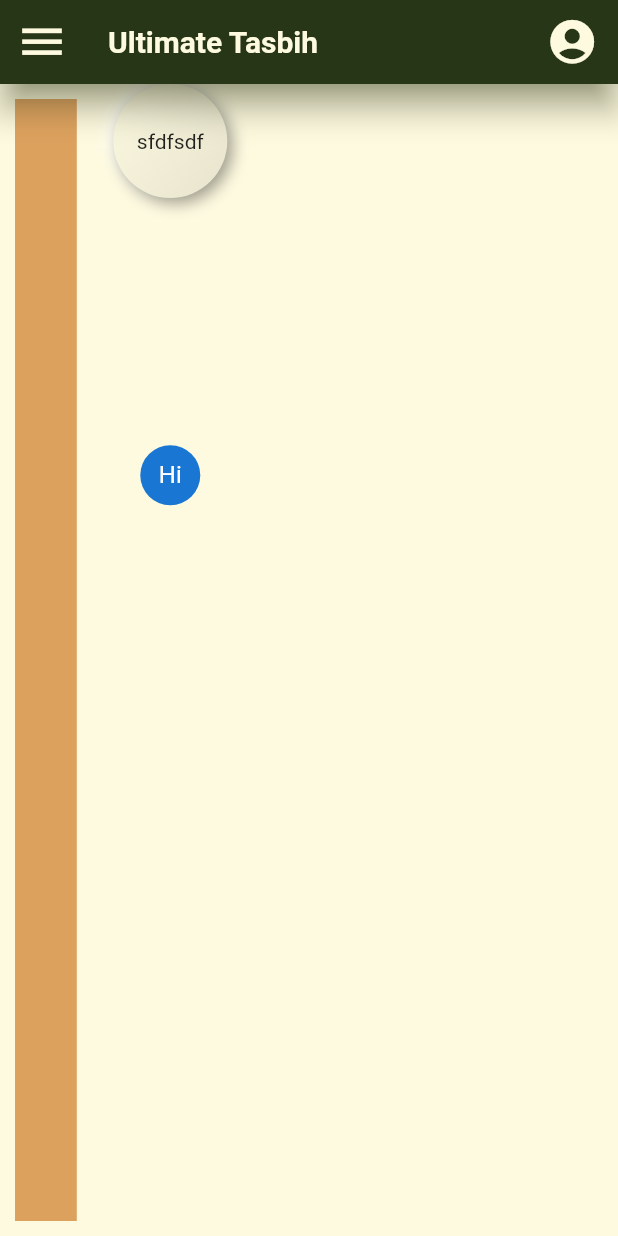
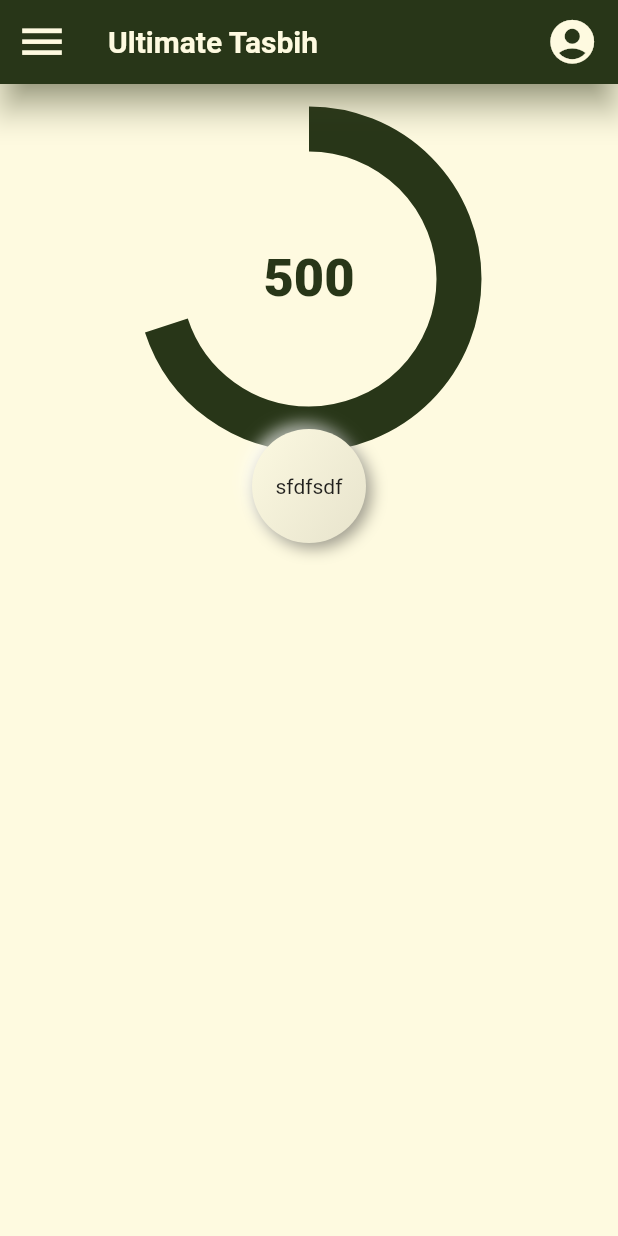
Before and after one commit to asifimtiazahmed/flutter_tasbih, a Flutter app: the screen it shows after launch, on a phone screen of 412 x 824 dp. Run offline on Flutter 3.47's test engine with Material 2 defaults, Android fonts, the light colour scheme and no system bars; drawn by our look-alikes of flutter_neumorphic.

Commit message:
created the basics of the counter indicator

```diff
--- a/lib/main.dart
+++ b/lib/main.dart
@@ -1,6 +1,7 @@
 import 'package:flutter/material.dart';
 
 import './screens/main_screen.dart';
+
 void main() {
   runApp(MyApp());
 }
@@ -21,7 +22,7 @@ class MyApp extends StatelessWidget {
         // or simply save your changes to "hot reload" in a Flutter IDE).
         // Notice that the counter didn't reset back to zero; the application
         // is not restarted.
-        primarySwatch: Colors.blue,
+        primarySwatch: Colors.green,
       ),
       home: MainScreen(),
     );
--- a/lib/screens/main_screen.dart
+++ b/lib/screens/main_screen.dart
@@ -1,6 +1,7 @@
 import 'package:flutter/cupertino.dart';
 import 'package:flutter/material.dart';
 import 'package:flutter/widgets.dart';
+import 'package:flutter_neumorphic/flutter_neumorphic.dart';
 import 'package:ultimate_tasbih_app/widgets/appBar.dart';
 
 import '../widgets/circle_counter.dart';
@@ -13,7 +14,6 @@ class MainScreen extends StatefulWidget {
 }
 
 class _MainScreenState extends State<MainScreen> {
-
   final PreferredSizeWidget utAppBar = AppBar(
     leading: Builder(
       builder: (BuildContext context) {
@@ -52,46 +52,47 @@ class _MainScreenState extends State<MainScreen> {
 
   @override
   Widget build(BuildContext context) {
-    final mediaQuery = MediaQuery.of(context);
+    final mediaQuery = MediaQuery.of(context).size;
     return SafeArea(
       child: Scaffold(
         appBar: utAppBar,
-        body: Container(
-          color: cornSilk,
-          child: Row(
-
-            children: [
-              Container( //This will be the completion bar
-                margin: EdgeInsets.symmetric(vertical: 10, horizontal: 10),
-                width: mediaQuery.size.width * 0.10,
-                color: fawn,
-              ), Column(
-                crossAxisAlignment: CrossAxisAlignment.center,
-                children: [
-                  CircleCounter(),
-                  SizedBox(
-                    height: mediaQuery.size.height * 0.20,
+        backgroundColor: cornSilk,
+        body: Column(
+          crossAxisAlignment: CrossAxisAlignment.center,
+          children: [
+            Padding(
+              padding: EdgeInsets.only(top: 30.0),
+              child: Center(
+                child: Stack(children: [
+                  Container(
+                    width: 200,
+                    height: 200,
+                    alignment: Alignment.center,
+                    child: Text(
+                      '500',
+                      style: TextStyle(
+                          fontWeight: FontWeight.w800,
+                          fontSize: 35,
+                          color: kombuGreen),
+                    ),
                   ),
-
-                  CircleAvatar(
-                    child: Text('Hi'),
+                  Container(
+                    width: 200,
+                    height: 200,
+                    child: CircularProgressIndicator(
+                      value: 0.70,
+                      strokeWidth: 30,
+                      color: kombuGreen,
+                    ),
                   ),
-                  // RaisedButton(
-                  //   shape: CircleBorder(
-                  //      side: BorderSide(
-                  //        width: 3.0,
-                  //        color: Colors.deepOrangeAccent,
-                  //        style: BorderStyle.none,
-                  //      ),
-                  //   ),
-                  //   onPressed: ()=> null,
-                  // ),
-
-
-                ],
+                ]),
               ),
-            ],
-          ),
+            ),
+            CircleCounter(),
+            SizedBox(
+              height: mediaQuery.height * 0.20,
+            ),
+          ],
         ),
       ),
     );
```
Also changed, not shown: pubspec.lock, 6 other files.
